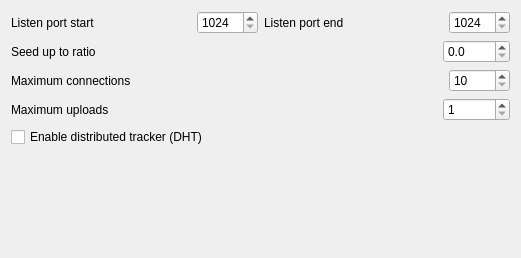
Old version of the form SettingsTorrentForm.ui in the repository LubosD/fatrat.
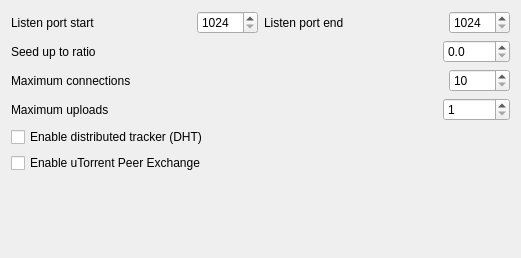
New version of the form.

```diff
--- a/SettingsTorrentForm.ui
+++ b/SettingsTorrentForm.ui
@@ -150,6 +150,13 @@
        </property>
       </widget>
      </item>
+     <item row="4" column="0" >
+      <widget class="QCheckBox" name="checkPEX" >
+       <property name="text" >
+        <string>Enable uTorrent Peer Exchange</string>
+       </property>
+      </widget>
+     </item>
     </layout>
    </item>
    <item row="2" column="0" >
```
